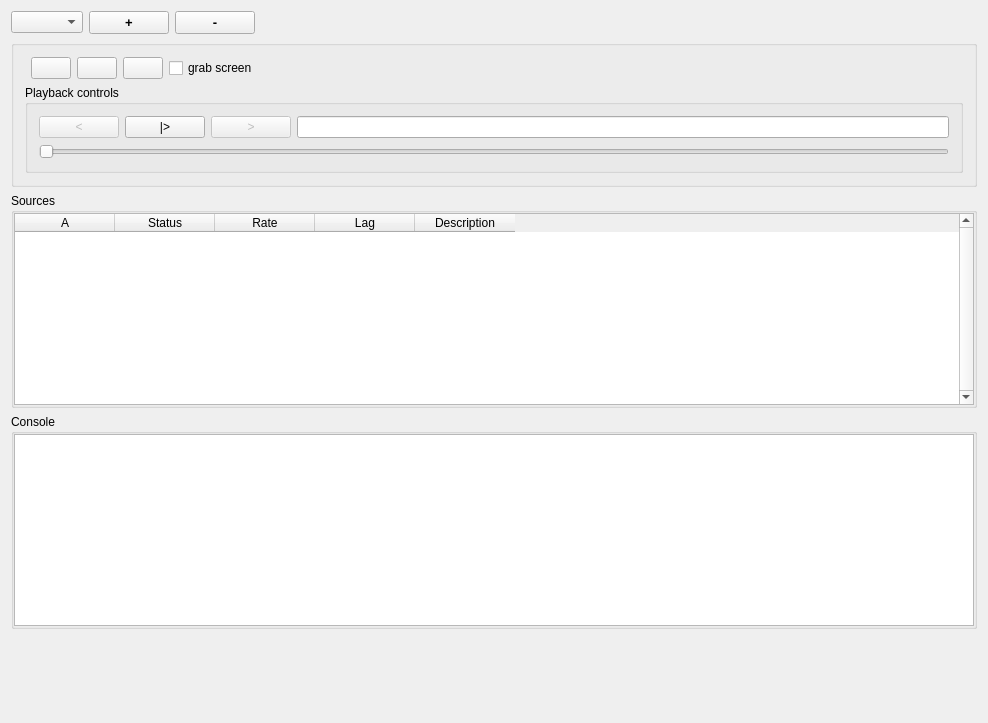
NifTK/NifTK, file MITK/Modules/IGIDataSourcesManager/niftkIGIDataSourceManagerWidget.ui: the form before one commit.
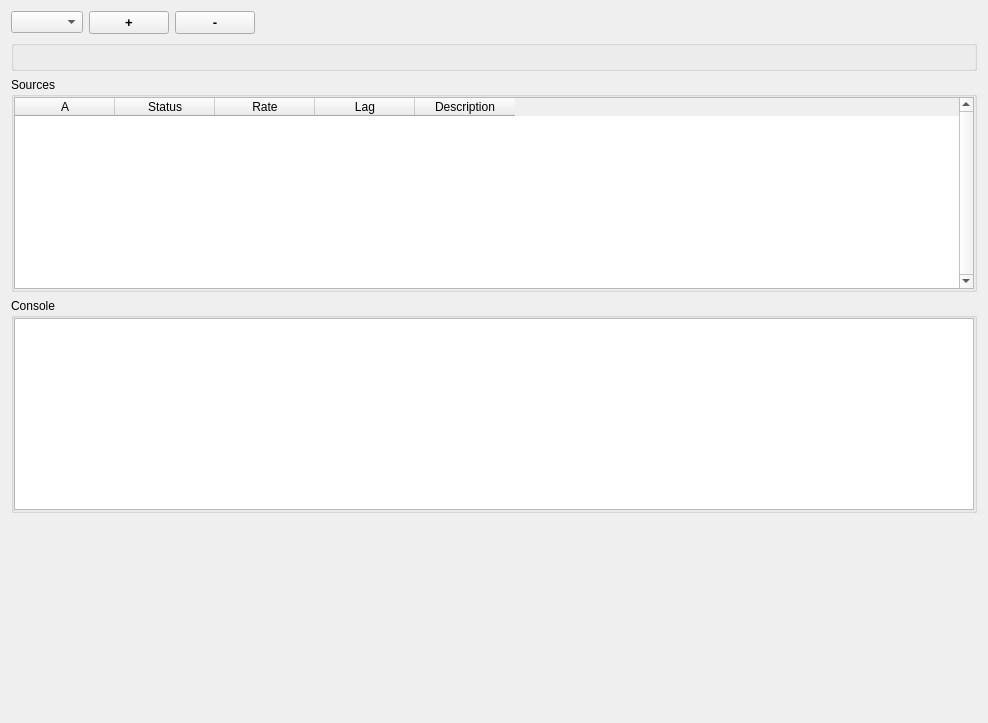
The form after the commit. Custom widgets are drawn as their Qt base class.

Commit message: Issue #4764 separated playback and record widget from main manager widget

Patch:
```diff
--- a/MITK/Modules/IGIDataSourcesManager/niftkIGIDataSourceManagerWidget.ui
+++ b/MITK/Modules/IGIDataSourcesManager/niftkIGIDataSourceManagerWidget.ui
@@ -76,139 +76,6 @@
      <property name="title">
       <string/>
      </property>
-     <layout class="QVBoxLayout" name="verticalLayout_2">
-      <item>
-       <layout class="QHBoxLayout" name="horizontalLayout_4">
-        <item>
-         <widget class="ctkPathLineEdit" name="m_DirectoryChooser" native="true"/>
-        </item>
-        <item>
-         <widget class="QPushButton" name="m_PlayPushButton">
-          <property name="toolTip">
-           <string>play back data from a previously recorded session</string>
-          </property>
-          <property name="text">
-           <string/>
-          </property>
-          <property name="checkable">
-           <bool>true</bool>
-          </property>
-         </widget>
-        </item>
-        <item>
-         <widget class="QPushButton" name="m_RecordPushButton">
-          <property name="toolTip">
-           <string>record (save) data</string>
-          </property>
-          <property name="text">
-           <string/>
-          </property>
-         </widget>
-        </item>
-        <item>
-         <widget class="QPushButton" name="m_StopPushButton">
-          <property name="toolTip">
-           <string>stop recording or playing</string>
-          </property>
-          <property name="text">
-           <string/>
-          </property>
-         </widget>
-        </item>
-        <item>
-         <widget class="QCheckBox" name="m_GrabScreenCheckbox">
-          <property name="text">
-           <string>grab screen</string>
-          </property>
-         </widget>
-        </item>
-        <item>
-         <spacer name="horizontalSpacer">
-          <property name="orientation">
-           <enum>Qt::Horizontal</enum>
-          </property>
-          <property name="sizeHint" stdset="0">
-           <size>
-            <width>40</width>
-            <height>20</height>
-           </size>
-          </property>
-         </spacer>
-        </item>
-       </layout>
-      </item>
-      <item>
-       <widget class="ctkCollapsibleGroupBox" name="m_ToolManagerPlaybackGroupBox">
-        <property name="title">
-         <string>Playback controls</string>
-        </property>
-        <layout class="QVBoxLayout" name="verticalLayout_5">
-         <item>
-          <layout class="QHBoxLayout" name="horizontalLayout_2">
-           <property name="leftMargin">
-            <number>0</number>
-           </property>
-           <property name="topMargin">
-            <number>0</number>
-           </property>
-           <item>
-            <widget class="QPushButton" name="m_StartPushButton">
-             <property name="enabled">
-              <bool>false</bool>
-             </property>
-             <property name="text">
-              <string>&lt;</string>
-             </property>
-            </widget>
-           </item>
-           <item>
-            <widget class="QPushButton" name="m_PlayingPushButton">
-             <property name="enabled">
-              <bool>true</bool>
-             </property>
-             <property name="text">
-              <string>|&gt;</string>
-             </property>
-             <property name="checkable">
-              <bool>true</bool>
-             </property>
-            </widget>
-           </item>
-           <item>
-            <widget class="QPushButton" name="m_EndPushButton">
-             <property name="enabled">
-              <bool>false</bool>
-             </property>
-             <property name="text">
-              <string>&gt;</string>
-             </property>
-            </widget>
-           </item>
-           <item>
-            <widget class="QLineEdit" name="m_TimeStampEdit"/>
-           </item>
-          </layout>
-         </item>
-         <item>
-          <widget class="QSlider" name="m_PlaybackSlider">
-           <property name="enabled">
-            <bool>false</bool>
-           </property>
-           <property name="maximum">
-            <number>9999</number>
-           </property>
-           <property name="orientation">
-            <enum>Qt::Horizontal</enum>
-           </property>
-           <property name="tickPosition">
-            <enum>QSlider::NoTicks</enum>
-           </property>
-          </widget>
-         </item>
-        </layout>
-       </widget>
-      </item>
-     </layout>
     </widget>
    </item>
    <item>
@@ -378,6 +245,12 @@
    <header>ctkPathLineEdit.h</header>
    <container>1</container>
   </customwidget>
+  <customwidget>
+   <class>niftk::IGIDataSourcePlaybackWidget</class>
+   <extends>QWidget</extends>
+   <header>niftkIGIDataSourcePlaybackWidget.h</header>
+   <container>1</container>
+  </customwidget>
  </customwidgets>
  <resources/>
  <connections/>
```
Left out of the diff: 22 changed lines with no effect on the pictures. The commit also changes 6 other files.
